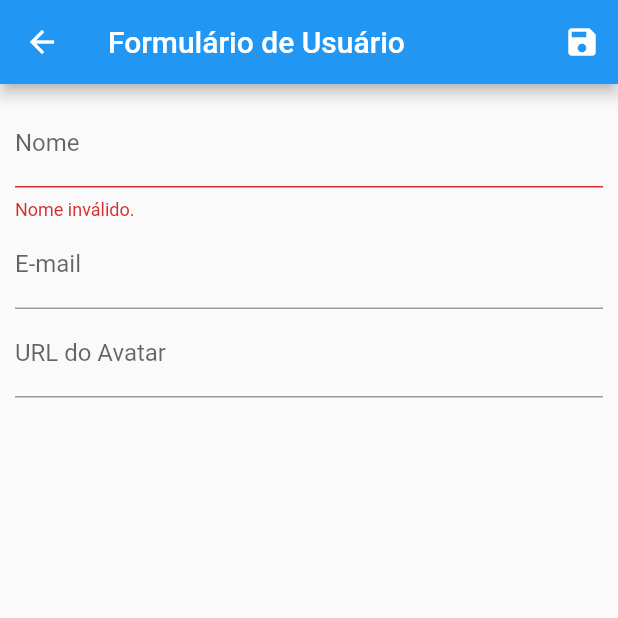
After one commit to lemarinhofernandes/CRUD-flutter, a Flutter app: the UserForm screen opened by its route, after a tap on the "save" icon, on a phone screen of 412 x 824 dp, the top half of it. The commit adds this screen. Run offline on Flutter 3.47's test engine with Material 2 defaults, Android fonts, the phone set to English and light mode, and no system bars; network calls fail.

Commit message:
adiciona todo o resto do CRUD

```diff
--- /dev/null
+++ b/flutter_app/lib/routes/app_routes.dart
@@ -0,0 +1,5 @@
+class AppRoutes {
+
+  static const HOME ='/';
+  static const USER_FORM ='/user-form';
+}
--- /dev/null
+++ b/flutter_app/lib/views/user_form.dart
@@ -0,0 +1,88 @@
+import 'package:flutter/material.dart';
+import 'package:flutter_app/models/user.dart';
+import 'package:flutter_app/provider/users.dart';
+import 'package:provider/provider.dart';
+
+class UserForm extends StatelessWidget {
+  final _form = GlobalKey<FormState>();
+  final Map<String, String> _formData = {};
+
+  void _loadFormData(User user) {
+    if (user != null) {
+      _formData['id'] = user.id;
+      _formData['name'] = user.name;
+      _formData['email'] = user.email;
+      _formData['avatarUrl'] = user.avatarUrl;
+    }
+  }
+
+  @override
+  Widget build(BuildContext context) {
+    final User user = ModalRoute.of(context).settings.arguments;
+
+    _loadFormData(user);
+
+    return Scaffold(
+      appBar: AppBar(
+        title: Text('Formulário de Usuário'),
+        actions: <Widget>[
+          IconButton(
+            icon: Icon(Icons.save),
+            onPressed: () {
+              final isValid = _form.currentState.validate();
+
+              if (isValid) {
+                _form.currentState.save();
+
+                Provider.of<Users>(context, listen: false).put(
+                  User(
+                    id: _formData['id'],
+                    name: _formData['name'],
+                    email: _formData['email'],
+                    avatarUrl: _formData['avatarUrl'],
+                  ),
+                );
+
+                Navigator.of(context).pop();
+              }
+            },
+          ),
+        ],
+      ),
+      body: Padding(
+        padding: EdgeInsets.all(10),
+        child: Form(
+          key: _form,
+          child: Column(
+            children: <Widget>[
+              TextFormField(
+                initialValue: _formData['name'],
+                decoration: InputDecoration(labelText: 'Nome'),
+                validator: (value) {
+                  if (value == null || value.trim().isEmpty) {
+                    return 'Nome inválido.';
+                  }
+                  if (value.trim().length < 3) {
+                    return 'Nome muito pequeno. No mínimo 3 letras.';
+                  }
+                  return null;
+                },
+                onSaved: (value) => _formData['name'] = value,
+              ),
+              TextFormField(
+                initialValue: _formData['email'],
+                decoration: InputDecoration(labelText: 'E-mail'),
+                onSaved: (value) => _formData['email'] = value,
+              ),
+              TextFormField(
+                initialValue: _formData['avatarUrl'],
+                decoration: InputDecoration(labelText: 'URL do Avatar'),
+                onSaved: (value) => _formData['avatarUrl'] = value,
+              ),
+            ],
+          ),
+        ),
+      ),
+    );
+  }
+}
--- a/flutter_app/lib/views/user_list.dart
+++ b/flutter_app/lib/views/user_list.dart
@@ -2,6 +2,7 @@ import 'package:flutter/material.dart';
 import 'package:flutter_app/components/user_tile.dart';
 import 'package:flutter_app/models/user.dart';
 import 'package:flutter_app/provider/users.dart';
+import 'package:flutter_app/routes/app_routes.dart';
 import 'package:provider/provider.dart';
 
 class UserList extends StatelessWidget {
@@ -15,7 +16,7 @@ class UserList extends StatelessWidget {
           IconButton(
             icon: Icon(Icons.add),
             onPressed: () {
-
+              Navigator.of(context).pushNamed(AppRoutes.USER_FORM);
             },
           ),
         ],
```
Also changed, not shown: flutter_app/lib/components/user_tile.dart (+34 -2 lines), flutter_app/lib/main.dart (+6 -1 lines), flutter_app/lib/provider/users.dart (+8 -2 lines).
